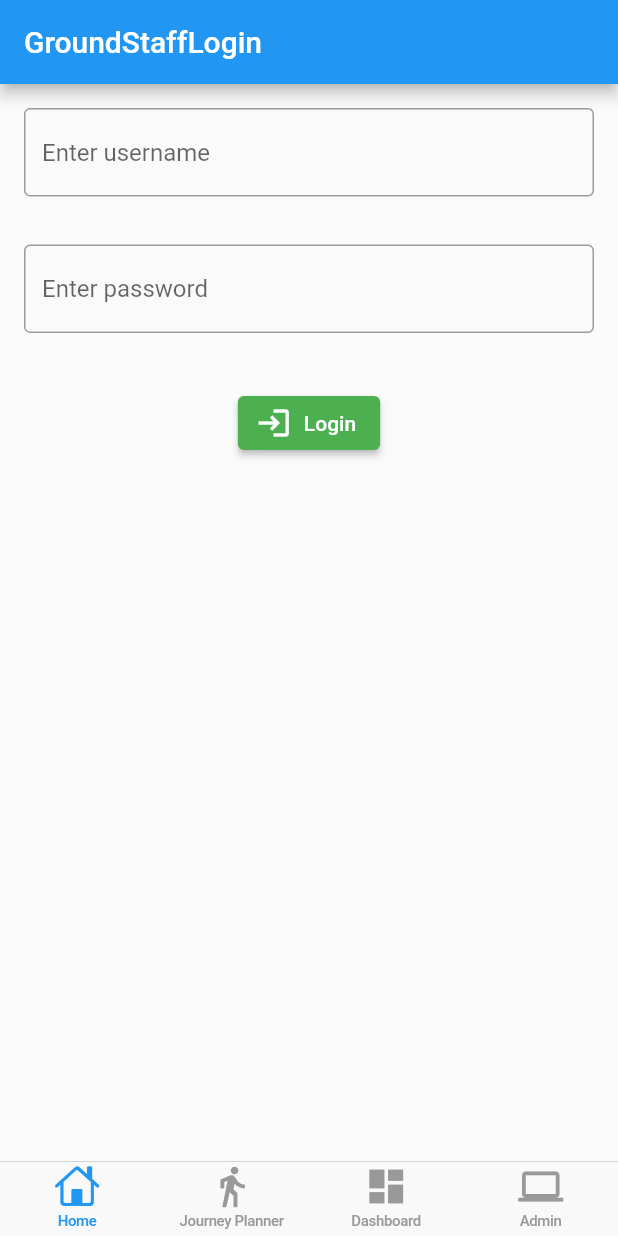
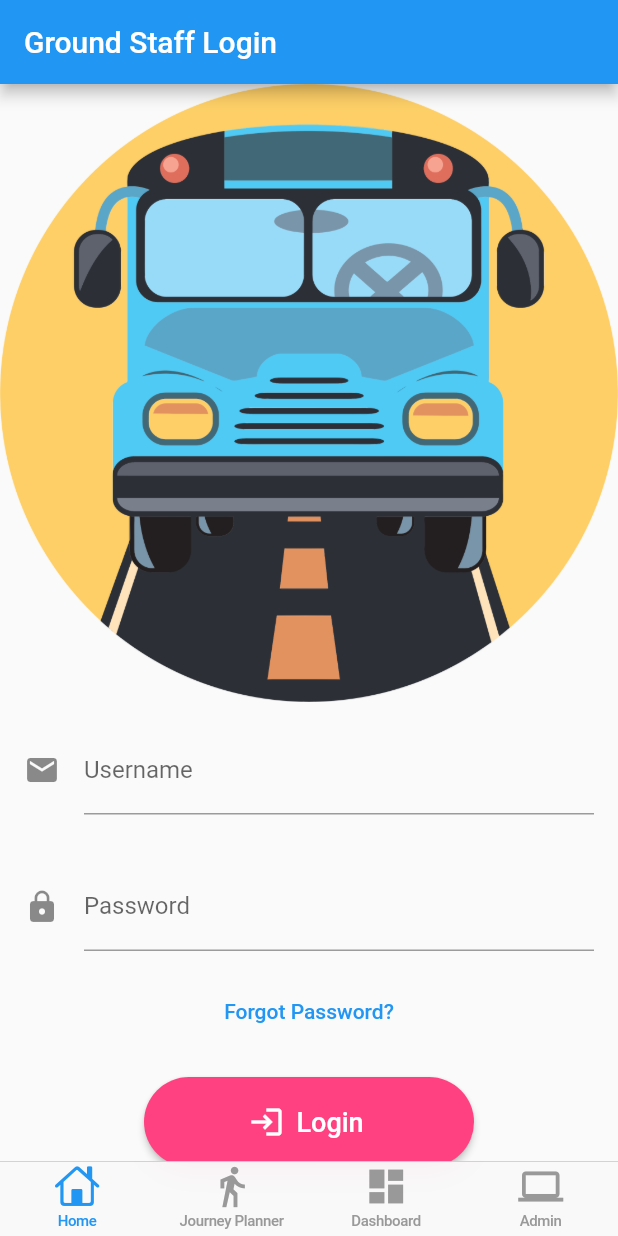
Before and after one commit to yashtejani/TDP5, a Flutter app: the screen it shows after launch, on a phone screen of 412 x 824 dp. Run offline on Flutter 3.47's test engine with Material 2 defaults, Android fonts, the phone set to English and light mode, and no system bars; our stand-ins replace fluttertoast, sizer.

Commit message:
login page logo added

```diff
--- a/lib/screens/groundStaffLogin.dart
+++ b/lib/screens/groundStaffLogin.dart
@@ -12,16 +12,23 @@ class GroundStaffLogin extends StatelessWidget {
   Widget build(BuildContext context) {
     return Scaffold(
         appBar: AppBar(
-          title: const Text('GroundStaffLogin'),
+          title: const Text('Ground Staff Login'),
         ),
         body: Column(
+
           children: <Widget>[
+            Image.asset(
+              'assets/images/logo.png',
+              fit: BoxFit.cover,
+            ),
             const Padding(
               padding: EdgeInsets.symmetric(horizontal: 16, vertical: 16),
               child: TextField(
                 decoration: InputDecoration(
-                  border: OutlineInputBorder(),
-                  hintText: 'Enter username',
+                  icon: Icon(Icons.email),
+                  hintText: 'Enter Your Username',
+                  labelText: 'Username',
+
                 ),
               ),
             ),
@@ -30,12 +37,20 @@ class GroundStaffLogin extends StatelessWidget {
               child: TextField(
                 obscureText: true,
                 decoration: InputDecoration(
-                  border: OutlineInputBorder(),
-                  hintText: 'Enter password',
+                  icon: Icon(Icons.lock),
+                  hintText: 'Enter Your Password',
+                  labelText: 'Password',
                 ),
               ),
             ),
+            TextButton(
+              onPressed: () {},
+              child: const Text(
+                'Forgot Password?',
+              ),
+            ),
             Container(
+
               alignment: Alignment.center,
               padding: const EdgeInsets.all(20),
               child: ElevatedButton.icon(
@@ -45,9 +60,17 @@ class GroundStaffLogin extends StatelessWidget {
                           title: 'Bus replacing train', home: BusList())));
                 },
                 icon: const Icon(Icons.login), //icon data for elevated button
-                label: const Text("Login"), //label text
+                label: const Text(
+                    "Login",
+                    style: TextStyle(
+                        fontSize: 18,
+                        color: Colors.white)), //label text
                 style: ElevatedButton.styleFrom(
-                    primary: Colors.green //elevated btton background color
+                    primary: Colors.pinkAccent,
+                    fixedSize: const Size(220, 60),
+                shape: RoundedRectangleBorder(
+                borderRadius: BorderRadius.circular(50))
+                  //elevated btton background color
                     ),
               ),
             ),
--- a/pubspec.yaml
+++ b/pubspec.yaml
@@ -61,6 +61,7 @@ dev_dependencies:
 flutter:
   assets:
     - assets/images/map.png
+    - assets/images/logo.png
 
   # The following line ensures that the Material Icons font is
   # included with your application, so that you can use the icons in
```
Also changed, not shown: assets/images/logo.png (added).
